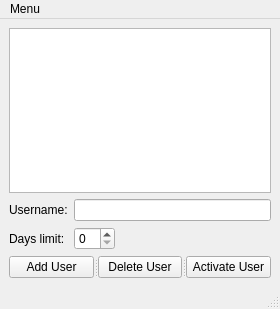
gexadax/WGTimeout, file mainwindow.ui: the form before one commit.
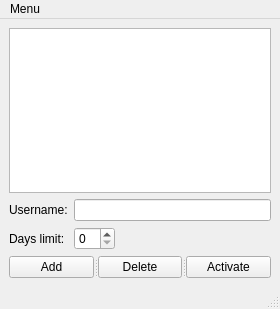
The form after the commit.

Diff of the .ui file:
```diff
--- a/mainwindow.ui
+++ b/mainwindow.ui
@@ -86,7 +86,7 @@
           </sizepolicy>
          </property>
          <property name="text">
-          <string>Add User</string>
+          <string>Add</string>
          </property>
         </widget>
         <widget class="QPushButton" name="pushButtonDeleteUser">
@@ -97,7 +97,7 @@
           </sizepolicy>
          </property>
          <property name="text">
-          <string>Delete User</string>
+          <string>Delete</string>
          </property>
         </widget>
         <widget class="QPushButton" name="pushButtonActivateUser">
@@ -108,7 +108,7 @@
           </sizepolicy>
          </property>
          <property name="text">
-          <string>Activate User</string>
+          <string>Activate</string>
          </property>
         </widget>
        </widget>
```
